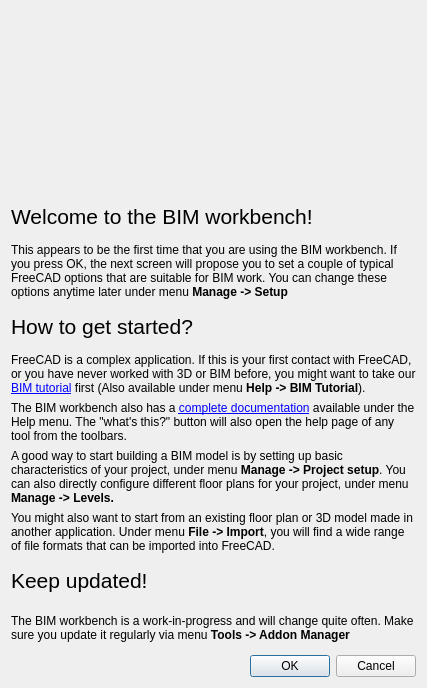
First picture: the form in src/Mod/BIM/Resources/ui/dialogWelcome.ui, repository southseact-3d/fcd, before the edit.
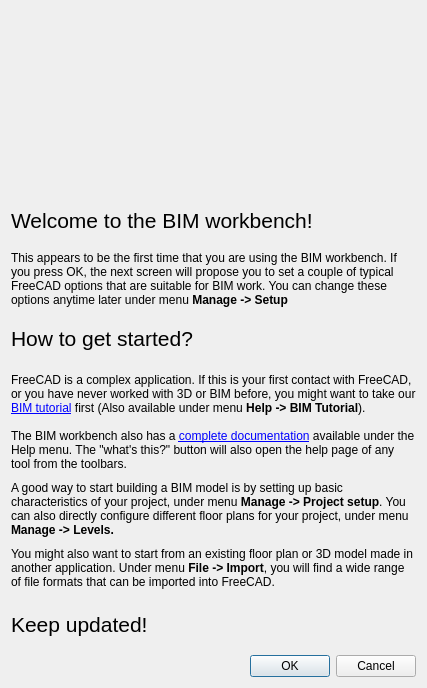
Second picture: the form after the edit.

Commit message: BIM : fix typos in UI strings

Patch:
```diff
--- a/src/Mod/BIM/Resources/ui/dialogWelcome.ui
+++ b/src/Mod/BIM/Resources/ui/dialogWelcome.ui
@@ -113,16 +113,6 @@
      </property>
     </widget>
    </item>
-   <item>
-    <widget class="QLabel" name="label_9">
-     <property name="text">
-      <string>&lt;html&gt;&lt;head/&gt;&lt;body&gt;&lt;p&gt;The BIM workbench is a work-in-progress and will change quite often. Make sure you update it regularly via menu &lt;span style=&quot; font-weight:600;&quot;&gt;Tools -&amp;gt; Addon Manager&lt;/span&gt;&lt;/p&gt;&lt;/body&gt;&lt;/html&gt;</string>
-     </property>
-     <property name="wordWrap">
-      <bool>true</bool>
-     </property>
-    </widget>
-   </item>
    <item>
     <widget class="QDialogButtonBox" name="buttonBox">
      <property name="orientation">
```
The commit also changes 6 other files.
